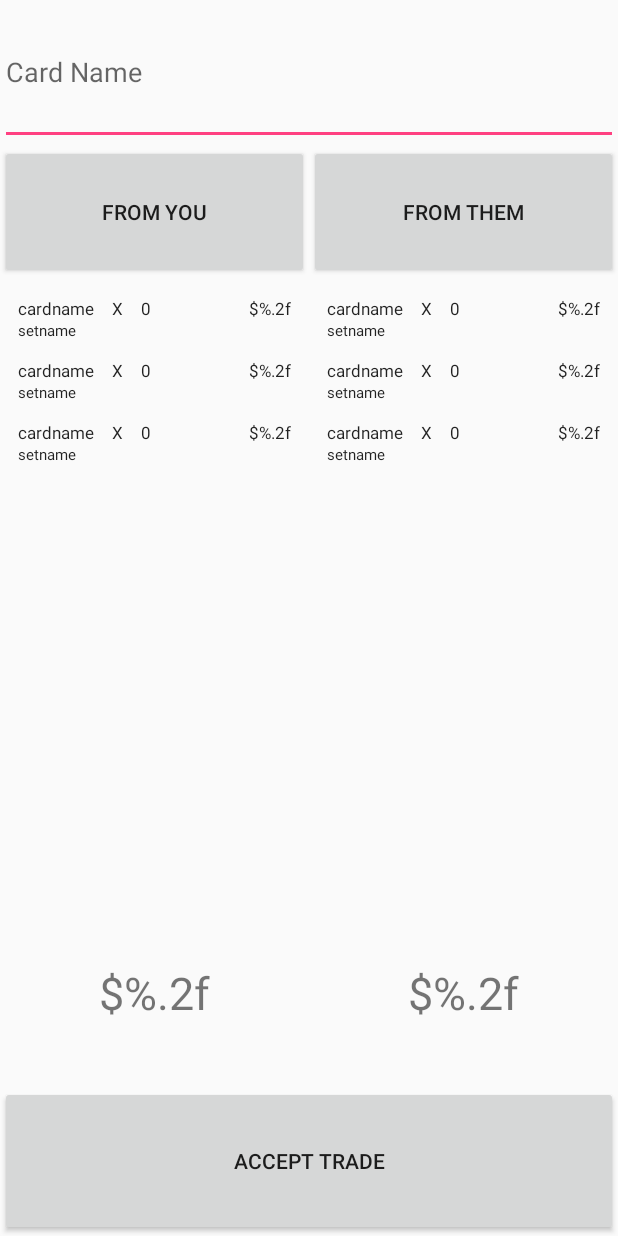
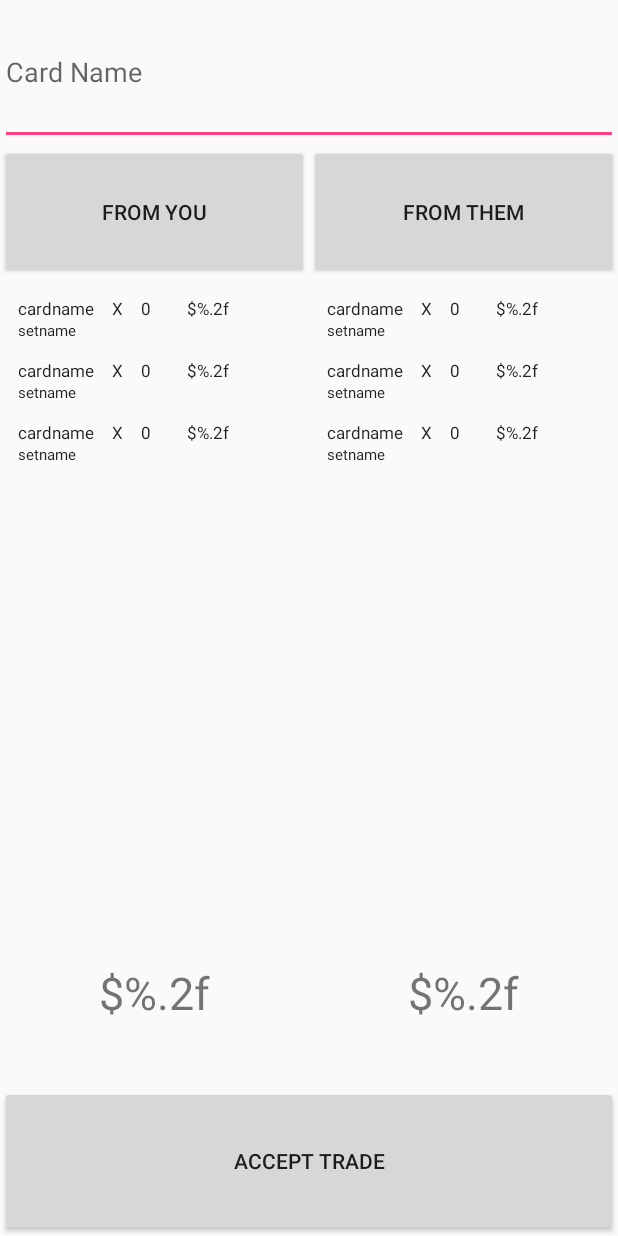
Before and after one commit to jcfenoglio/MTGBazaar, an Android app: the layout fragment_trade.xml on its own in the app's theme, with its tools: preview values and no code run, on a phone screen of 412 x 824 dp. Run offline under Robolectric (Android 15) with nearby library versions, the phone set to English and light mode, and no system bars.

Commit message:
LAyout was wonky, isn't anymore

```diff
--- a/app/src/main/res/layout/fragment_trade.xml
+++ b/app/src/main/res/layout/fragment_trade.xml
@@ -19,7 +19,7 @@
 
         <!--Left trade column-->
         <LinearLayout
-            android:layout_width="wrap_content"
+            android:layout_width="0dp"
             android:layout_height="match_parent"
             android:orientation="vertical"
             android:layout_weight=".5">
@@ -56,7 +56,7 @@
 
         <!--Right trade column-->
         <LinearLayout
-            android:layout_width="wrap_content"
+            android:layout_width="0dp"
             android:layout_height="match_parent"
             android:orientation="vertical"
             android:layout_weight=".5">
```
